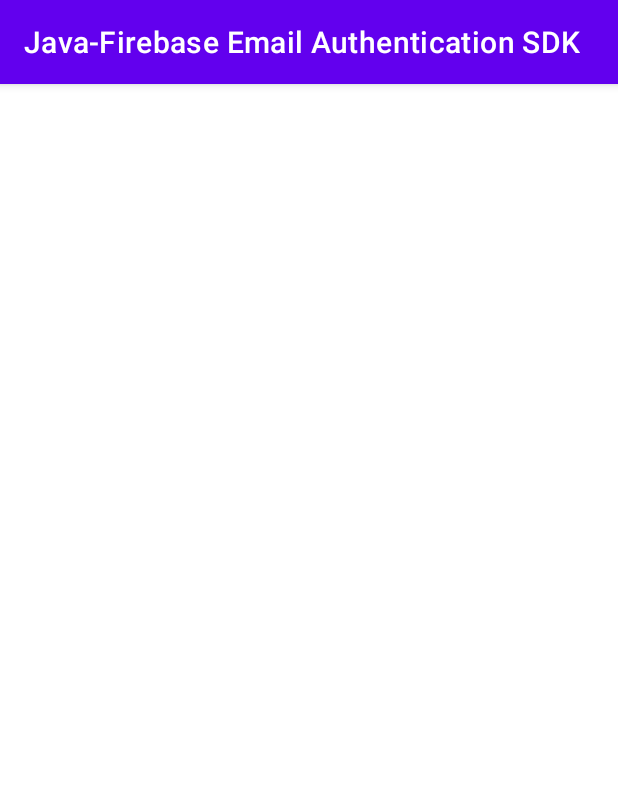
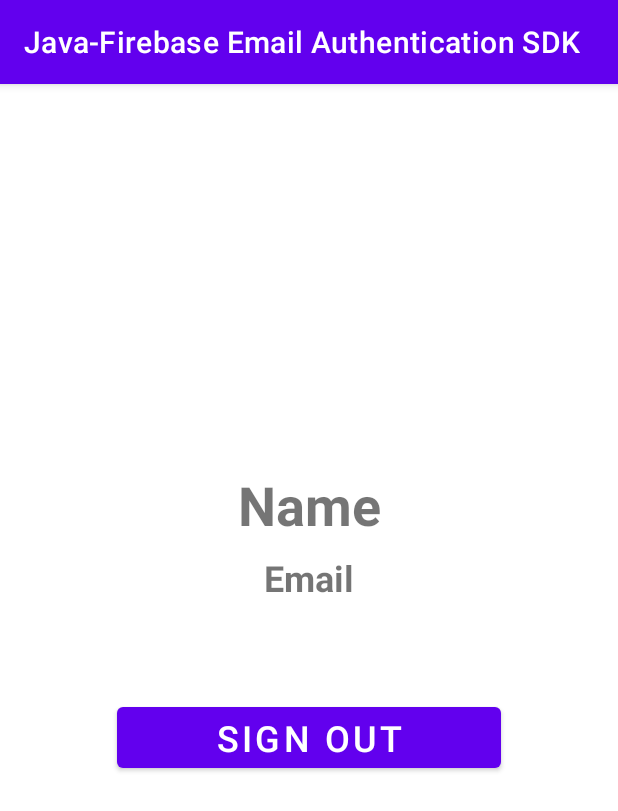
Before and after one commit to Imran4424/Android-FirebaseEmailAuthenticationFirebaseSDK, an Android app: the SignedInActivity screen opened directly, with no data from a screen before it, on a phone screen of 412 x 824 dp. Shown: the top 811 px of the screen. Run offline under Robolectric (Android 15) with nearby library versions, the phone set to English and light mode, and no system bars.

Commit message:
activity signed in

```diff
--- a/app/src/main/res/layout/activity_signed_in.xml
+++ b/app/src/main/res/layout/activity_signed_in.xml
@@ -6,4 +6,46 @@
     android:layout_height="match_parent"
     tools:context=".SignedInActivity">
 
+    <TextView
+        android:id="@+id/textNameSigned"
+        android:layout_width="0dp"
+        android:layout_height="wrap_content"
+        android:layout_marginStart="24dp"
+        android:layout_marginTop="256dp"
+        android:layout_marginEnd="24dp"
+        android:text="Name"
+        android:textAlignment="center"
+        android:textSize="36sp"
+        android:textStyle="bold"
+        app:layout_constraintEnd_toEndOf="parent"
+        app:layout_constraintHorizontal_bias="0.473"
+        app:layout_constraintStart_toStartOf="parent"
+        app:layout_constraintTop_toTopOf="parent" />
+
+    <TextView
+        android:id="@+id/textEmailSigned"
+        android:layout_width="0dp"
+        android:layout_height="wrap_content"
+        android:layout_marginStart="24dp"
+        android:layout_marginTop="8dp"
+        android:layout_marginEnd="24dp"
+        android:text="Email"
+        android:textAlignment="center"
+        android:textSize="24sp"
+        android:textStyle="bold"
+        app:layout_constraintEnd_toEndOf="parent"
+        app:layout_constraintStart_toStartOf="parent"
+        app:layout_constraintTop_toBottomOf="@+id/textNameSigned" />
+
+    <Button
+        android:id="@+id/buttonSignOutActivity"
+        android:layout_width="256dp"
+        android:layout_height="wrap_content"
+        android:layout_marginTop="64dp"
+        android:text="Sign Out"
+        android:textSize="24sp"
+        app:layout_constraintEnd_toEndOf="parent"
+        app:layout_constraintHorizontal_bias="0.5"
+        app:layout_constraintStart_toStartOf="parent"
+        app:layout_constraintTop_toBottomOf="@+id/textEmailSigned" />
 </androidx.constraintlayout.widget.ConstraintLayout>
```
